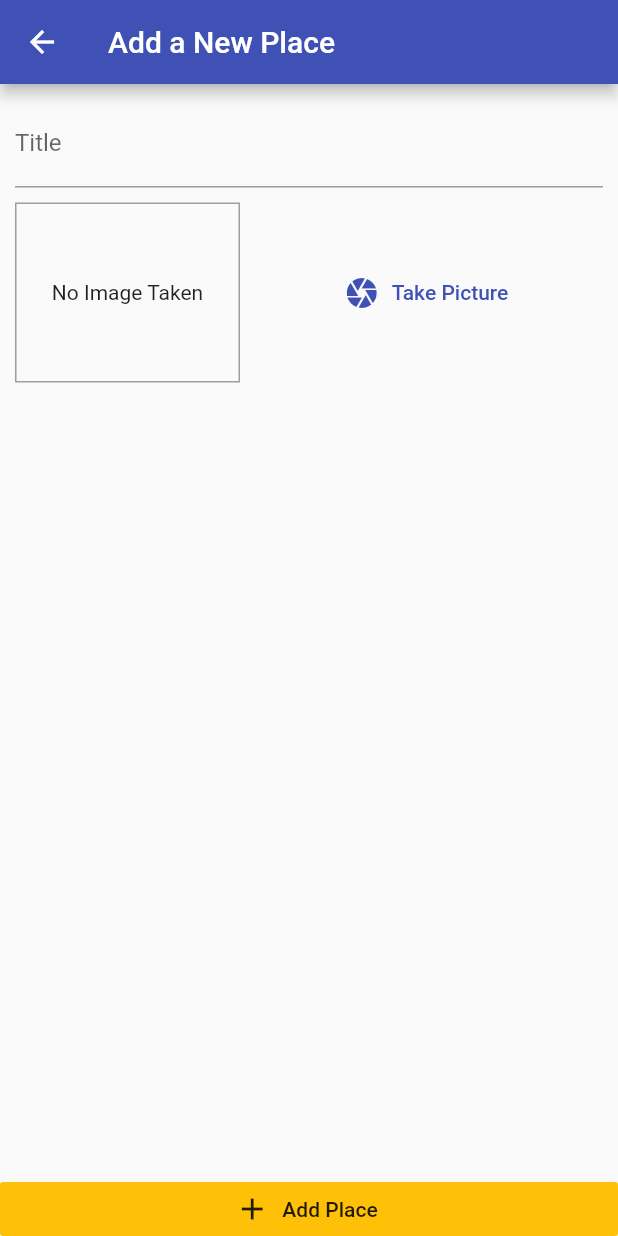
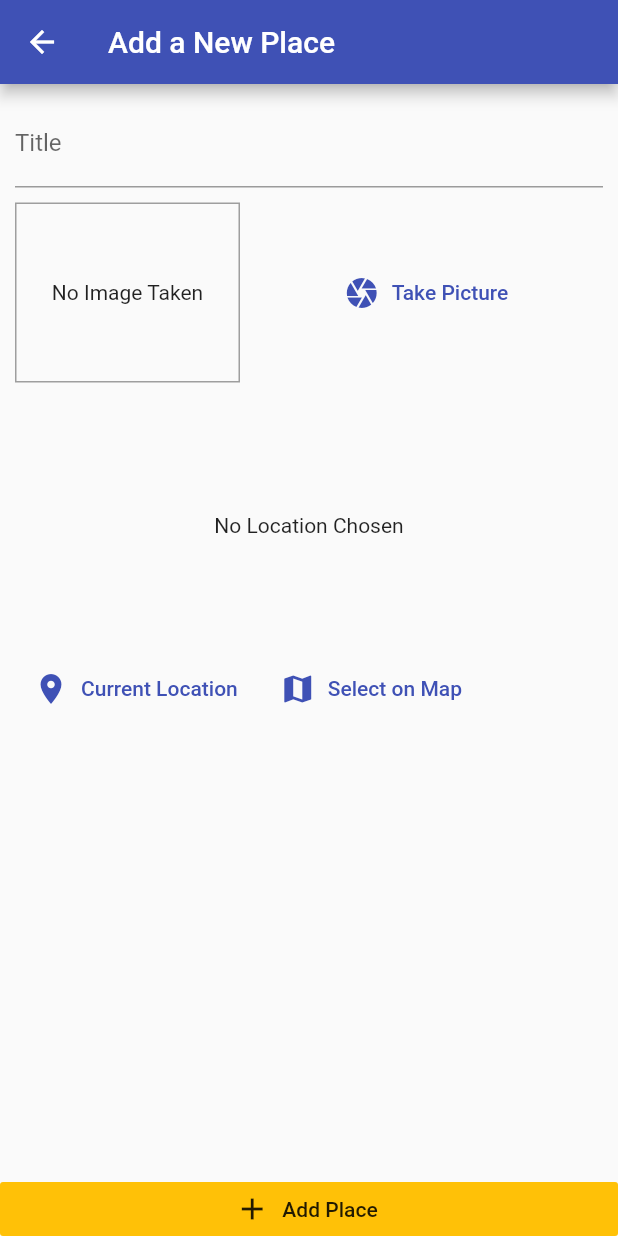
Before and after one commit to samuel-owie/site_info_app, a Flutter app: the AddPlaceScreen screen opened by its route, on a phone screen of 412 x 824 dp. Run offline on Flutter 3.47's test engine with Material 2 defaults, Android fonts, the light colour scheme and no system bars; our stand-ins replace image_picker, sqflite; accounts and stored records are empty.

Commit message:
location addition phase 1 completed

```diff
--- a/lib/screens/add_place_screen.dart
+++ b/lib/screens/add_place_screen.dart
@@ -5,6 +5,7 @@ import 'package:provider/provider.dart';
 
 import '../widgets/image_input.dart';
 import '../providers/great_places.dart';
+import '../widgets/location_input.dart';
 
 class AddPlaceScreen extends StatefulWidget {
   static const routeName = '/add-place';
@@ -55,6 +56,8 @@ class _AddPlaceScreenState extends State<AddPlaceScreen> {
                     ),
                     SizedBox(height: 10,),
                     ImageInput(_selectImage),
+                    SizedBox(height: 10,),
+                    LocationInput(),
                   ],
                 ),
               ),
--- a/lib/widgets/location_input.dart
+++ b/lib/widgets/location_input.dart
@@ -34,6 +34,12 @@ class _LocationInputState extends State<LocationInput> {
               label: Text('Current Location'),
               textColor: Theme.of(context).primaryColor,
               onPressed: (){},
+            ),
+            FlatButton.icon(
+              icon: Icon(Icons.map,),
+              label: Text('Select on Map'),
+              textColor: Theme.of(context).primaryColor,
+              onPressed: (){},
             )
           ],
         )
```
Also changed, not shown: 2 other files.
